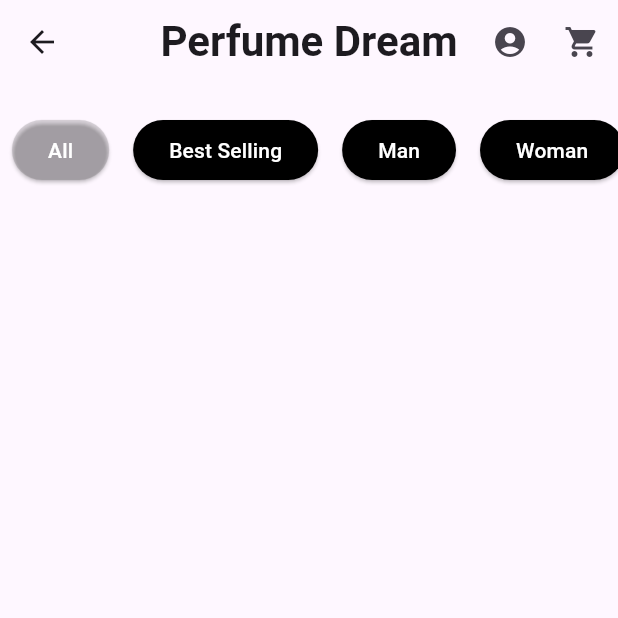
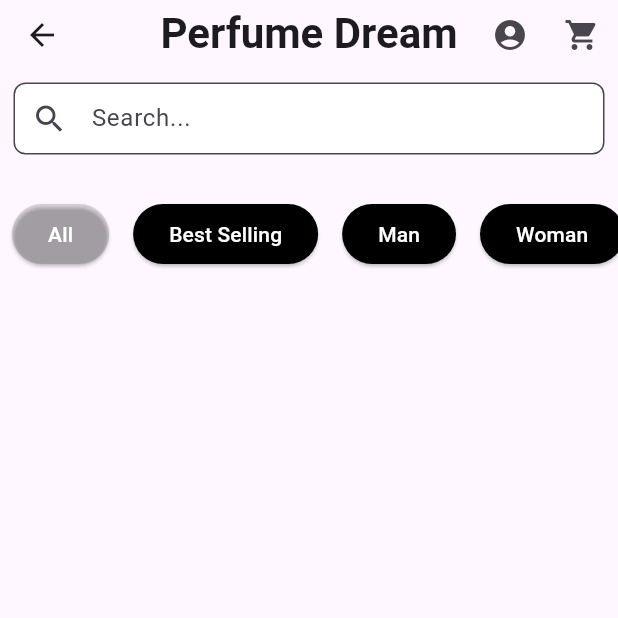
Before and after one commit to jungwoooooooo/perfumedream-capstone, a Flutter app: the ItemListPage screen opened directly, on a phone screen of 412 x 824 dp, the top half of it. Run offline on Flutter 3.47's test engine with Material 3 defaults, Android fonts, the phone set to English and light mode, and no system bars; our stand-ins replace cached_network_image, cloud_firestore, firebase_auth, firebase_core, flutter_secure_storage, get and 1 more; missing offline and left inert: kpostal, mailer, mysql1, test; accounts and stored records are empty; Roboto replaces fonts that are missing (Compagnon, Compagnon-Roman).

Commit message:
git commit

```diff
--- a/lib/models/model_product.dart
+++ b/lib/models/model_product.dart
@@ -1,3 +1,5 @@
+import 'package:test/test.dart';
+
 class Product {
   int? productNo;
   String? productName;
@@ -5,6 +7,7 @@ class Product {
   String? productImageUrl;
   double? price;
   String? category;
+  String? productNameLowercase;
 
   Product({
     this.productNo,
@@ -12,7 +15,8 @@ class Product {
     this.productDetails,
     this.productImageUrl,
     this.price,
-    this.category
+    this.category,
+    this.productNameLowercase,
   });
 
   Product.fromJson(Map<String, Object?> json)
@@ -21,7 +25,8 @@ class Product {
     productName: json['productName'] as String,
     productImageUrl: json['productImageUrl'] as String,
     price: (json['price'] as int).toDouble(),
-    category: json['category'] as String
+    category: json['category'] as String,
+    productNameLowercase: json['productNameLowercase'] as String?,
   );
 
   Map<String, dynamic> toJson() {
@@ -32,6 +37,7 @@ class Product {
     data['productImageUrl'] = productImageUrl;
     data['price'] = price;
     data['category'] = category;
+    data['productNameLowercase'] = productNameLowercase;
     return data;
   }
 }
--- a/lib/screens/screen_index.dart
+++ b/lib/screens/screen_index.dart
@@ -7,6 +7,7 @@ import 'package:kkk_shop/screens/screen_item_list_page.dart';
 
 // import '../tabs/tab_cart.dart';
 // import '../tabs/tab_home.dart';
+import '../tabs/tab_like.dart';
 import '../tabs/tab_profile.dart';
 import '../tabs/tab_search.dart';
 
@@ -25,7 +26,8 @@ class _IndexScreenState extends State<IndexScreen> {
   final List<Widget> tabs = [
     //TabHome(),
     ItemListPage(),
-    TabSearch(),
+    //TabSearch(),
+    LikedItemListPage(),
     //TabCart(),
     ItemBasketPage(),
     TabProfile(),
@@ -50,7 +52,7 @@ class _IndexScreenState extends State<IndexScreen> {
         },
         items: [
           BottomNavigationBarItem(icon: Icon(Icons.home), label: 'home'),
-          BottomNavigationBarItem(icon: Icon(Icons.search), label: 'search'),
+          BottomNavigationBarItem(icon: Icon(Icons.favorite), label: 'like'),
           BottomNavigationBarItem(icon: Icon(Icons.shopping_cart), label: 'cart'),
           BottomNavigationBarItem(icon: Icon(Icons.person), label: 'profile'),
         ],
--- a/lib/screens/screen_item_list_page.dart
+++ b/lib/screens/screen_item_list_page.dart
@@ -29,6 +29,7 @@ class _ItemListPageState extends State<ItemListPage> {
   // List of categories
   final List<String> categories = ["All", "Best Selling", "Man", "Woman", "Liked"];
   String selectedCategory = "All";
+  String searchQuery = "";
 
   @override
   Widget build(BuildContext context) {
@@ -65,6 +66,31 @@ class _ItemListPageState extends State<ItemListPage> {
             },
           ),
         ],
+        bottom: PreferredSize(
+          preferredSize: const Size.fromHeight(56.0),
+          child: Padding(
+            padding: const EdgeInsets.all(9.0),
+            child: TextField(
+              decoration: InputDecoration(
+                hintText: 'Search...',
+                border: OutlineInputBorder(
+                  borderRadius: BorderRadius.circular(8.0),
+                  borderSide: BorderSide(color: Colors.white),
+                ),
+                filled: true,
+                fillColor: Colors.white,
+                prefixIcon: const Icon(Icons.search),
+                contentPadding: EdgeInsets.symmetric(vertical: 10.0),
+              ),
+              onChanged: (query) {
+                setState(() {
+                  searchQuery = query.toLowerCase();
+                  print('검색 쿼리 업데이트: $searchQuery');
+                });
+              },
+            ),
+          ),
+        ),
       ),
       body: Column(
         children: [
@@ -81,6 +107,11 @@ class _ItemListPageState extends State<ItemListPage> {
                       setState(() {
                         selectedCategory = category;
                       });
+                      if (category == "Liked") {
+                        // Liked 카테고리를 누를 때 좋아하는 상품을 가져옵니다.
+                        print('Liked 카테고리를 누름: 좋아하는 상품을 가져옵니다.');
+                        _buildLikedProductsList();
+                      }
                     },
                     child: Text(
                       category,
@@ -112,13 +143,23 @@ class _ItemListPageState extends State<ItemListPage> {
   }
 
   Widget _buildProductsList() {
-    return StreamBuilder<QuerySnapshot<Product>>(
-      stream: selectedCategory == "All"
-          ? productListRef.orderBy("productNo").snapshots()
-          : productListRef
+    Stream<QuerySnapshot<Product>> stream;
+    if (searchQuery.isNotEmpty) {
+      stream = productListRef
+          .where("productName_lowercase", isGreaterThanOrEqualTo: searchQuery)
+          .where("productName_lowercase", isLessThanOrEqualTo: searchQuery + '\uf8ff')
+          .snapshots();
+    } else if (selectedCategory == "All") {
+      stream = productListRef.orderBy("productNo").snapshots();
+    } else {
+      stream = productListRef
           .where("category", isEqualTo: selectedCategory)
           .orderBy("productNo")
-          .snapshots(),
+          .snapshots();
+    }
+
+    return StreamBuilder<QuerySnapshot<Product>>(
+      stream: stream,
       builder: (context, snapshot) {
         if (snapshot.hasData) {
           return GridView.builder(
@@ -306,214 +347,3 @@ class _ItemListPageState extends State<ItemListPage> {
     );
   }
 }
-
-
-
-// import 'package:flutter/material.dart';
-// import 'package:cached_network_image/cached_network_image.dart';
-// import 'package:cloud_firestore/cloud_firestore.dart';
-// import 'package:kkk_shop/screens/screen_basket_page.dart';
-// import 'package:kkk_shop/screens/screen_details_page.dart';
-// import 'package:kkk_shop/screens/screen_my_order_list_page.dart';
-//
-// import '../constants.dart';
-// import '../models/model_product.dart';
-//
-// class ItemListPage extends StatefulWidget {
-//   const ItemListPage({super.key});
-//
-//   @override
-//   State<ItemListPage> createState() => _ItemListPageState();
-// }
-//
-// class _ItemListPageState extends State<ItemListPage> {
-//   final productListRef = FirebaseFirestore.instance
-//       .collection("products")
-//       .withConverter(
-//     fromFirestore: (snapshot, _) => Product.fromJson(snapshot.data()!),
-//     toFirestore: (product, _) => product.toJson(),
-//   );
-//
-//   // List of categories
-//   final List<String> categories = ["All", "Best Selling", "Man", "Woman"];
-//   String selectedCategory = "All";
-//
-//   @override
-//   Widget build(BuildContext context) {
-//     return Scaffold(
-//       appBar: AppBar(
-//           centerTitle: true,
-//           title: const Text(
-//           "Perfume Dream",
-//           style: TextStyle(
-//             fontFamily: "Compagnon-Roman",
-//             fontWeight: FontWeight.w600,
-//             fontSize: 28
-//           ),
-//         ),
-//
-//         actions: [
-//           IconButton(
-//             icon: const Icon(Icons.account_circle),
-//             onPressed: () {
-//               Navigator.of(context).push(MaterialPageRoute(
-//                 builder: (context) {
-//                   return const MyOrderListPage();
-//                 },
-//               ));
-//             },
-//           ),
-//           IconButton(
-//             icon: const Icon(Icons.shopping_cart),
-//             onPressed: () {
-//               Navigator.of(context).push(MaterialPageRoute(
-//                 builder: (context) {
-//                   return const ItemBasketPage();
-//                 },
-//               ));
-//             },
-//           ),
-//         ],
-//       ),
-//
-//
-//       body: Column(
-//         children: [
-//           // Category buttons
-//           SingleChildScrollView(
-//             padding: EdgeInsets.only(top: 20),
-//             scrollDirection: Axis.horizontal,
-//             child: Row(
-//               children: categories.map((category) {
-//                 return Padding(
-//                   padding: const EdgeInsets.symmetric(horizontal: 8.0),
-//                   child: ElevatedButton(
-//                     onPressed: () {
-//                       setState(() {
-//                         selectedCategory = category;
-//                       });
-//                     },
-//                     child: Text(
-//                       category,
-//                       style: TextStyle(
-//                         color: selectedCategory == category
-//                             ? Colors.white // 선택된 카테고리의 텍스트 색상을 흰색으로 설정
-//                             : Colors.white, // 선택되지 않은 카테고리의 텍스트 색상을 검은색으로 설정
-//                       ),
-//                     ),
-//                     style: ElevatedButton.styleFrom(
-//                       backgroundColor: selectedCategory == category
-//                           ? Colors.black12
-//                           : Colors.black,
-//                     ),
-//                   ),
-//                 );
-//               }).toList(),
-//             ),
-//           ),
-//           // Product list
-//           Expanded(
-//             child: StreamBuilder(
-//               stream: selectedCategory == "All"
-//                   ? productListRef.orderBy("productNo").snapshots()
-//                   : productListRef
-//                   .where("category", isEqualTo: selectedCategory)
-//                   .orderBy("productNo")
-//                   .snapshots(),
-//               builder: (context, snapshot) {
-//                 if (snapshot.hasData) {
-//                   return GridView(
-//                     gridDelegate: const SliverGridDelegateWithFixedCrossAxisCount(
-//                       childAspectRatio: 0.9,
-//                       crossAxisCount: 2,
-//                     ),
-//                     children: snapshot.data!.docs.map((document) {
-//                       return productContainer(
-//                         productNo: document.data().productNo ?? 0,
-//                         productName: document.data().productName ?? "",
-//                         productImageUrl: document.data().productImageUrl ?? "",
-//                         price: document.data().price ?? 0,
-//                         category: document.data().category ?? "",
-//                       );
-//                     }).toList(),
-//                   );
-//                 } else if (snapshot.hasError) {
-//                   return const Center(
-//                     child: Text("오류가 발생했습니다."),
-//                   );
-//                 } else {
-//                   return const Center(
-//                     child: CircularProgressIndicator(
-//                       strokeWidth: 2,
-//                     ),
-//                   );
-//                 }
-//               },
-//             ),
-//           ),
-//         ],
-//       ),
-//     );
-//   }
-//
-//   Widget productContainer({
-//     required int productNo,
-//     required String productName,
-//     required String productImageUrl,
-//     required double price,
-//     required String category
-//   }) {
-//     return GestureDetector(
-//       onTap: () {
-//         Navigator.of(context).push(MaterialPageRoute(
-//           builder: (context) {
-//             return ItemDetailsPage(
-//               productNo: productNo,
-//               productName: productName,
-//               productImageUrl: productImageUrl,
-//               price: price,
-//               category : category
-//             );
-//           },
-//         ));
-//       },
-//       child: Container(
-//         padding: const EdgeInsets.all(5),
-//         child: Column(
-//           children: [
-//             CachedNetworkImage(
-//               height: 140,
-//               fit: BoxFit.cover,
-//               imageUrl: productImageUrl,
-//               placeholder: (context, url) {
-//                 return const Center(
-//                   child: CircularProgressIndicator(
-//                     strokeWidth: 2,
-//                   ),
-//                 );
-//               },
-//               errorWidget: (context, url, error) {
-//                 return const Center(
-//                   child: Text("오류 발생"),
-//                 );
-//               },
-//             ),
-//             Container(
-//               padding: const EdgeInsets.all(8),
-//               child: Text(
-//                 productName,
-//                 style: const TextStyle(
-//                   fontWeight: FontWeight.bold,
-//                 ),
-//               ),
-//             ),
-//             Container(
-//               padding: const EdgeInsets.all(8),
-//               child: Text("${numberFormat.format(price)}원"),
-//             ),
-//           ],
-//         ),
-//       ),
-//     );
-//   }
-// }
```
Also changed, not shown: lib/tabs/tab_like.dart (added, +201 -0 lines).
